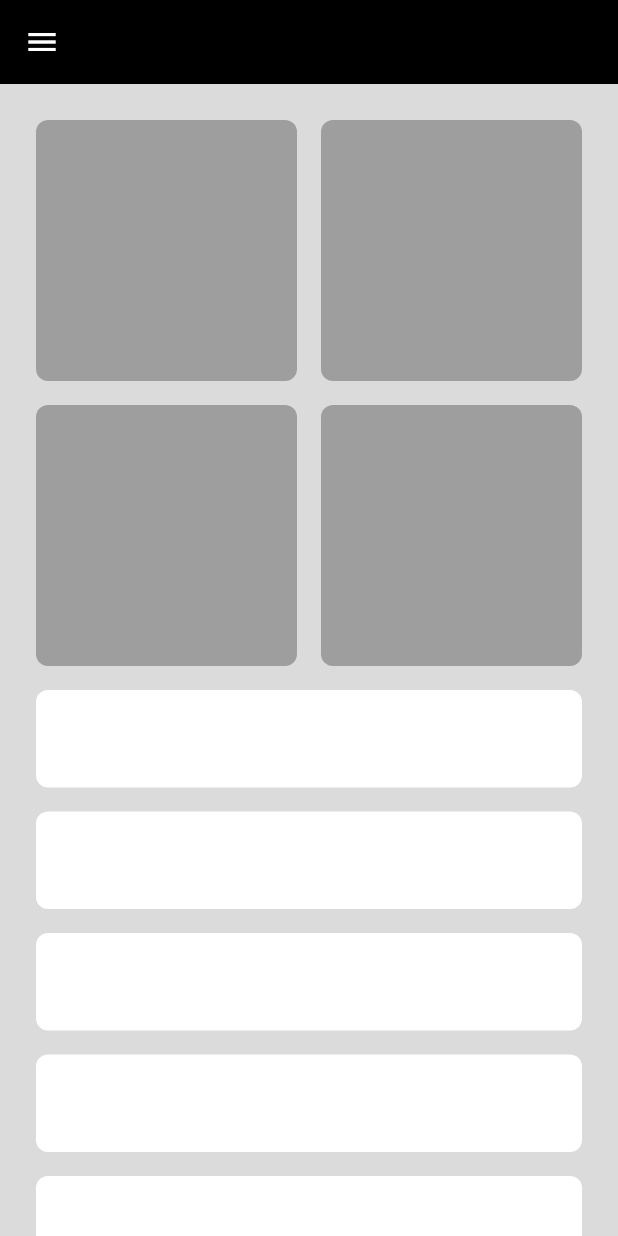
After one commit to carnage67694325/adaptive_app, a Flutter app: the screen it shows after launch, on a phone screen of 412 x 824 dp. The commit adds this screen. Run offline on Flutter 3.47's test engine with Material 3 defaults, Android fonts, the phone set to English and light mode, and no system bars; our stand-ins replace font_awesome_flutter.

Commit message:
finished tablet layout

```diff
--- a/lib/features/home/views/widgets/home_view_body.dart
+++ b/lib/features/home/views/widgets/home_view_body.dart
@@ -1,5 +1,7 @@
 import 'package:adaptive_app/features/home/views/widgets/custom_sliver_grid.dart';
 import 'package:adaptive_app/features/home/views/widgets/custom_sliver_list.dart';
+import 'package:adaptive_app/features/home/views/widgets/mobile_layout.dart';
+import 'package:adaptive_app/features/home/views/widgets/tablet_layout.dart';
 import 'package:flutter/material.dart';
 
 class HomeViewBody extends StatelessWidget {
@@ -7,19 +9,15 @@ class HomeViewBody extends StatelessWidget {
 
   @override
   Widget build(BuildContext context) {
-    return const Padding(
-      padding: EdgeInsets.symmetric(horizontal: 16),
-      child: CustomScrollView(
-        slivers: [
-          SliverToBoxAdapter(
-            child: SizedBox(
-              height: 16,
-            ),
-          ),
-          CustomSliverGrid(),
-          CustomSliverList(),
-        ],
-      ),
+    return Padding(
+      padding: const EdgeInsets.symmetric(horizontal: 16),
+      child: LayoutBuilder(builder: (context, constrains) {
+        if (constrains.maxWidth > 600) {
+          return const TabletLayout();
+        } else {
+          return const MobileLayout();
+        }
+      }),
     );
   }
 }
--- /dev/null
+++ b/lib/features/home/views/widgets/mobile_layout.dart
@@ -0,0 +1,24 @@
+import 'package:adaptive_app/features/home/views/widgets/custom_sliver_grid.dart';
+import 'package:adaptive_app/features/home/views/widgets/custom_sliver_list.dart';
+import 'package:flutter/material.dart';
+
+class MobileLayout extends StatelessWidget {
+  const MobileLayout({
+    super.key,
+  });
+
+  @override
+  Widget build(BuildContext context) {
+    return const CustomScrollView(
+      slivers: [
+        SliverToBoxAdapter(
+          child: SizedBox(
+            height: 16,
+          ),
+        ),
+        CustomSliverGrid(),
+        CustomSliverList(),
+      ],
+    );
+  }
+}
```
Also changed, not shown: lib/features/home/views/widgets/custom_list.dart (added, +31 -0 lines), lib/features/home/views/widgets/tablet_layout.dart (added, +23 -0 lines).
